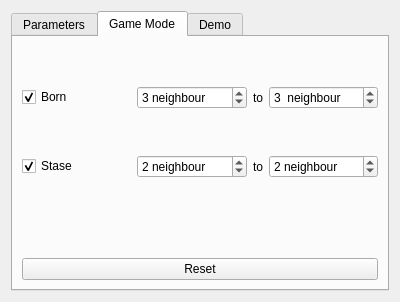
Above: parametersdialog.ui from Kyross/GoL before the change. Below: the same form after it.
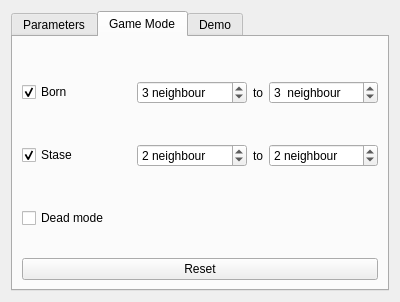
That is the form after the change. The open tabs and pages were chosen to show the change. Icons and pictures are not drawn.

Commit message: dead mode added

```diff
--- a/parametersdialog.ui
+++ b/parametersdialog.ui
@@ -282,7 +282,20 @@
          </item>
          <item row="0" column="0">
           <layout class="QGridLayout" name="gridLayout_6">
-           <item row="2" column="0">
+           <item row="4" column="0">
+            <spacer name="verticalSpacer_10">
+             <property name="orientation">
+              <enum>Qt::Vertical</enum>
+             </property>
+             <property name="sizeHint" stdset="0">
+              <size>
+               <width>20</width>
+               <height>40</height>
+              </size>
+             </property>
+            </spacer>
+           </item>
+           <item row="3" column="0">
             <layout class="QHBoxLayout" name="horizontalLayout_5">
              <item>
               <widget class="QCheckBox" name="born_checkBox">
@@ -338,7 +351,7 @@
              </item>
             </layout>
            </item>
-           <item row="4" column="0">
+           <item row="5" column="0">
             <layout class="QHBoxLayout" name="horizontalLayout_3">
              <item>
               <widget class="QCheckBox" name="stase_checkBox">
@@ -397,20 +410,21 @@
              </item>
             </layout>
            </item>
-           <item row="3" column="0">
-            <spacer name="verticalSpacer_10">
-             <property name="orientation">
-              <enum>Qt::Vertical</enum>
-             </property>
-             <property name="sizeHint" stdset="0">
-              <size>
-               <width>20</width>
-               <height>40</height>
-              </size>
-             </property>
-            </spacer>
-           </item>
-           <item row="0" column="0">
+           <item row="7" column="0">
+            <layout class="QHBoxLayout" name="horizontalLayout_2">
+             <item>
+              <widget class="QCheckBox" name="dead_checkBox">
+               <property name="toolTip">
+                <string>if a cell die no more cell can spawn on this spot</string>
+               </property>
+               <property name="text">
+                <string>Dead mode</string>
+               </property>
+              </widget>
+             </item>
+            </layout>
+           </item>
+           <item row="1" column="0">
             <spacer name="verticalSpacer_11">
              <property name="orientation">
               <enum>Qt::Vertical</enum>
@@ -423,6 +437,19 @@
              </property>
             </spacer>
            </item>
+           <item row="6" column="0">
+            <spacer name="verticalSpacer_12">
+             <property name="orientation">
+              <enum>Qt::Vertical</enum>
+             </property>
+             <property name="sizeHint" stdset="0">
+              <size>
+               <width>20</width>
+               <height>40</height>
+              </size>
+             </property>
+            </spacer>
+           </item>
           </layout>
          </item>
          <item row="1" column="0">
```
Left out of the diff: 24 changed lines with no effect on the pictures. Lines whose indentation alone changed are shown as unchanged. The commit also changes 19 other files.
